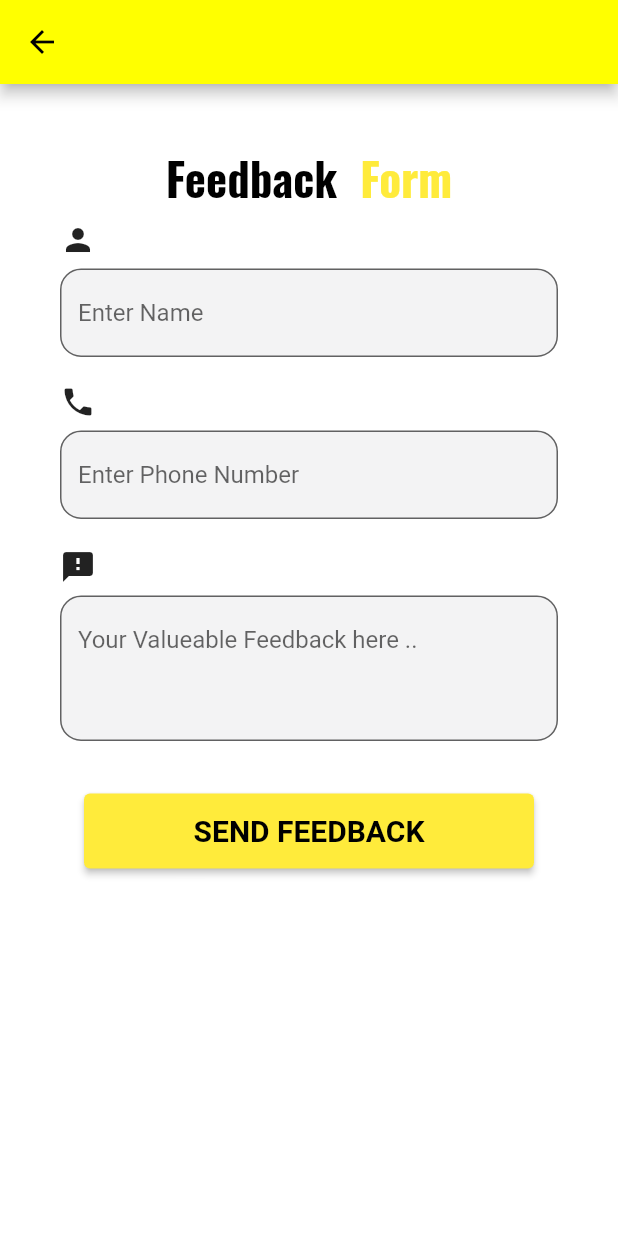
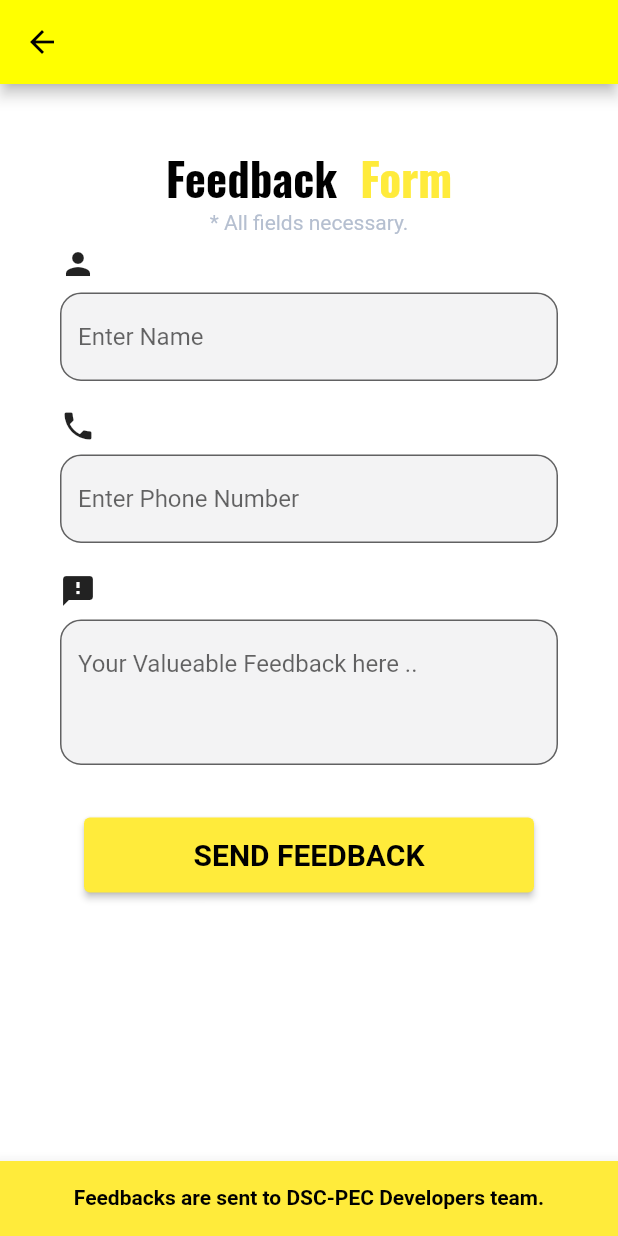
Before and after one commit to DSC-PEC-Puducherry/DSC-PYP, a Flutter app: the FeedBack screen opened directly, on a phone screen of 412 x 824 dp. Run offline on Flutter 3.47's test engine with Material 2 defaults, Android fonts, the phone set to English and light mode, and no system bars; our stand-ins replace fluttertoast, font_awesome_flutter, google_fonts, share; missing offline and left inert: clipboard, flutter_phone_direct_caller.

Commit message:
Bottom Nav. Bar Added with minor UI enhancement.

```diff
--- a/lib/screen/Misc/feedback.dart
+++ b/lib/screen/Misc/feedback.dart
@@ -42,7 +42,7 @@ class _State extends State<FeedBack> {
                     ),
                   ],
                 ),
-
+                new Text("* All fields necessary."),
                 new Container(
                   margin: EdgeInsets.symmetric(vertical: 8),
                   child: Column(
@@ -110,7 +110,7 @@ class _State extends State<FeedBack> {
                   height: 50,
                   width: 300,
                   child: ElevatedButton(
-                    onPressed: () {},
+                    onPressed: () {},                 // mailto DSC@PEC.EDU
                     child: new Text(
                       "SEND FEEDBACK",
                       style: TextStyle(
@@ -129,6 +129,23 @@ class _State extends State<FeedBack> {
           ),
         ),
       ),
+      bottomNavigationBar: new BottomAppBar(
+        child: Container(
+          height: 50,
+          child: Column(
+            children: <Widget>[
+            new Text(""),
+            new Text("Feedbacks are sent to DSC-PEC Developers team.",
+            style: TextStyle(
+              color: Colors.black,
+              fontWeight: FontWeight.bold,
+              )
+            ),
+            ],
+          ),
+          color: Colors.yellow,
+      ),
+      ),
     );
   }
 }
```
Also changed, not shown: lib/screen/Misc/add.dart (+18 -1 lines), lib/screen/Misc/edit.dart (+19 -1 lines).
